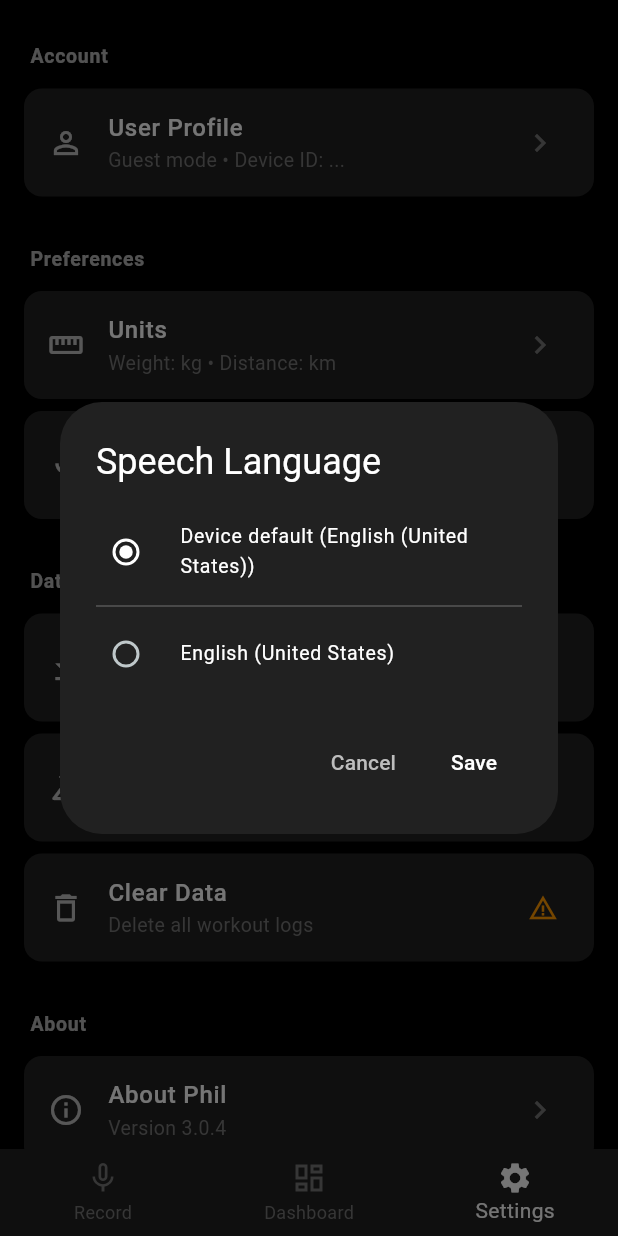
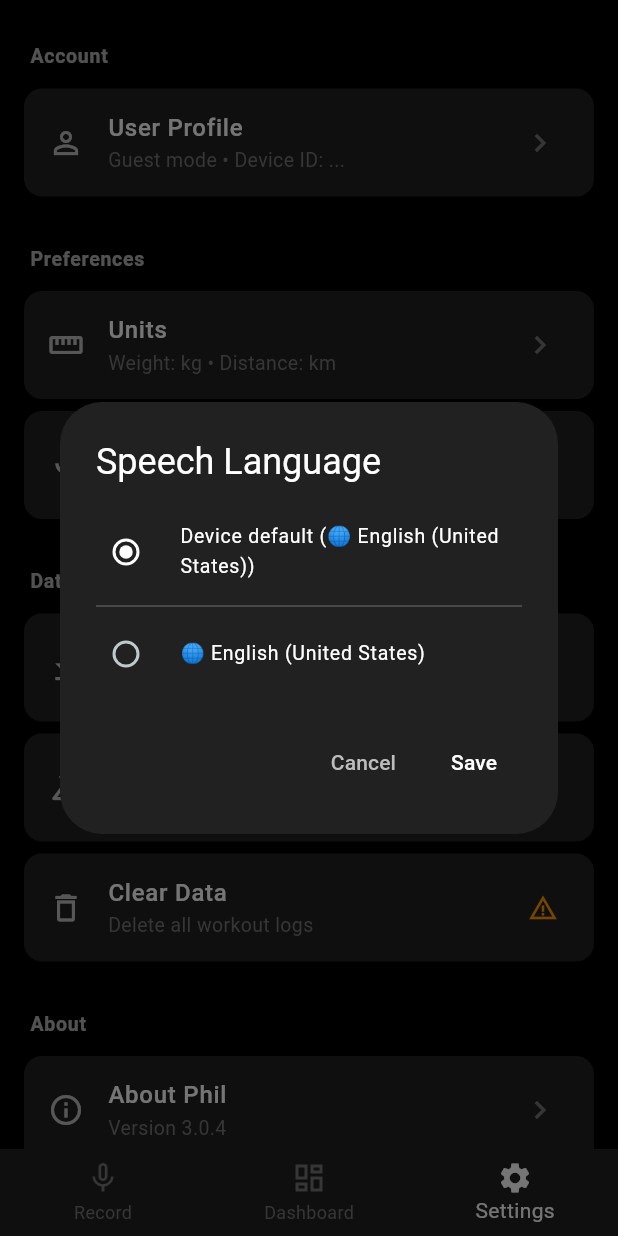
Before and after one commit to Rabbit-CollectiveScience/phil, a Flutter app: the screen it shows after launch, item 3 of the bottom bar chosen, after a tap on "Speech Language", on a phone screen of 412 x 824 dp. Run offline on Flutter 3.47's test engine with Material 3 defaults, Android fonts, the phone set to English and light mode, and no system bars; our stand-ins replace device_info_plus, hive, hive_flutter, shared_preferences, speech_to_text; accounts and stored records are empty.

Commit message:
add setting lang for speech recog

```diff
--- a/apps/mobile/lib/l1_ui/settings.dart
+++ b/apps/mobile/lib/l1_ui/settings.dart
@@ -53,6 +53,20 @@ class _SettingsPageState extends State<SettingsPage> {
     } catch (e) {
       print('Error loading locales: $e');
     }
+  }
+
+  String _getFlag(String localeId) {
+    // Extract country code from locale ID (e.g., en-US → US)
+    final parts = localeId.split('-');
+    if (parts.length >= 2) {
+      final countryCode = parts[1].toUpperCase();
+      // Convert country code to flag emoji
+      // Each flag emoji is made of regional indicator symbols
+      return countryCode.codeUnits
+          .map((code) => String.fromCharCode(0x1F1E6 + (code - 0x41)))
+          .join();
+    }
+    return '🌐'; // Fallback globe emoji
   }
 
   Future<void> _addMockData() async {
@@ -428,7 +442,8 @@ class _SettingsPageState extends State<SettingsPage> {
           (l) => l.localeId == _systemLocaleId,
           orElse: () => stt.LocaleName(_systemLocaleId!, _systemLocaleId!),
         );
-        return 'Device default (${systemLocale.name})';
+        final flag = _getFlag(_systemLocaleId!);
+        return 'Device default ($flag ${systemLocale.name})';
       }
       return 'Device default';
     }
@@ -436,20 +451,22 @@ class _SettingsPageState extends State<SettingsPage> {
       (l) => l.localeId == _speechLanguage,
       orElse: () => stt.LocaleName(_speechLanguage!, _speechLanguage!),
     );
-    return locale.name;
+    final flag = _getFlag(_speechLanguage!);
+    return '$flag ${locale.name}';
   }
 
   Future<void> _showSpeechLanguageDialog() async {
     String? selectedLanguage = _speechLanguage;
 
-    // Get actual system locale name
+    // Get actual system locale name with flag
     String deviceDefaultLabel = 'Device default';
     if (_systemLocaleId != null) {
       final systemLocale = _availableLocales.firstWhere(
         (l) => l.localeId == _systemLocaleId,
         orElse: () => stt.LocaleName(_systemLocaleId!, _systemLocaleId!),
       );
-      deviceDefaultLabel = 'Device default (${systemLocale.name})';
+      final flag = _getFlag(_systemLocaleId!);
+      deviceDefaultLabel = 'Device default ($flag ${systemLocale.name})';
     }
 
     final result = await showDialog<bool>(
@@ -483,9 +500,11 @@ class _SettingsPageState extends State<SettingsPage> {
                 ),
                 const Divider(color: Colors.white24),
                 ..._availableLocales.map(
-                  (locale) => RadioListTile<String?>(
+                  (locale) {
+                    final flag = _getFlag(locale.localeId);
+                    return RadioListTile<String?>(
                       title: Text(
-                      locale.name,
+                        '$flag ${locale.name}',
                         style: const TextStyle(color: Colors.white),
                       ),
                       value: locale.localeId,
@@ -498,7 +517,8 @@ class _SettingsPageState extends State<SettingsPage> {
                       },
                       contentPadding: EdgeInsets.zero,
                       dense: true,
-                  ),
+                    );
+                  },
                 ),
               ],
             ),
```
Lines whose indentation alone changed are shown as unchanged.
